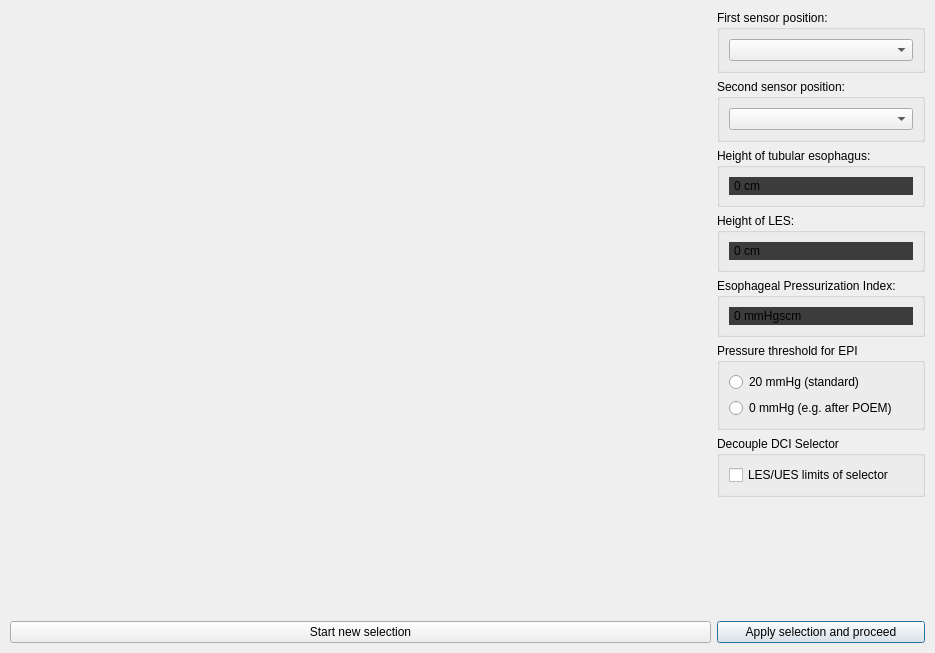
ds-lab/EsophagusVisualization, file 3drekonstruktionspeiseroehre/ui-files/dci_selection_window_design.ui: the form before one commit.
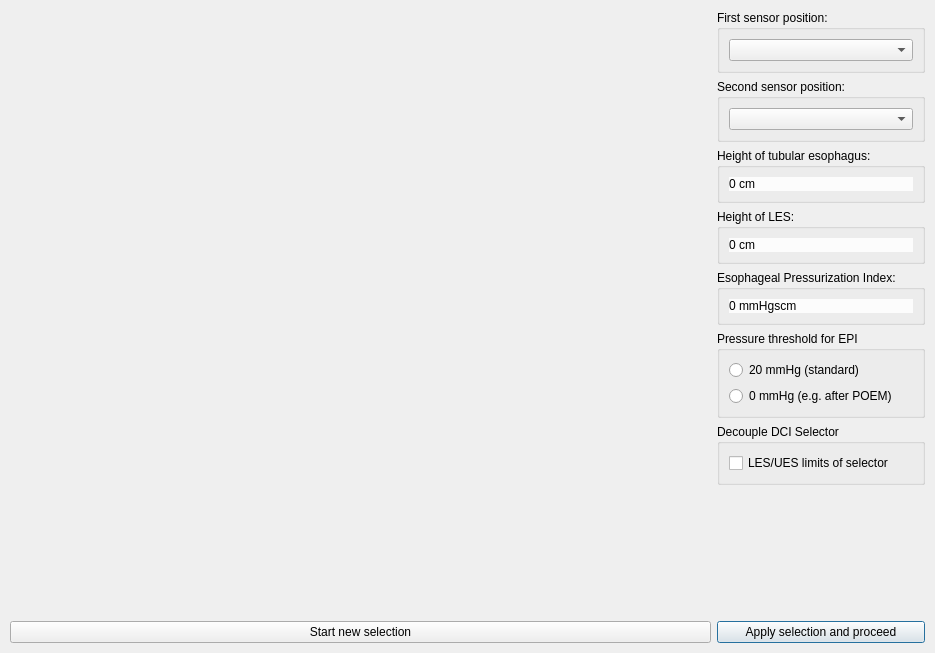
The form after the commit.

Commit message: updated ui file for dci selection window

The edit to the form file:
```diff
--- a/3drekonstruktionspeiseroehre/ui-files/dci_selection_window_design.ui
+++ b/3drekonstruktionspeiseroehre/ui-files/dci_selection_window_design.ui
@@ -59,22 +59,16 @@
         </property>
         <layout class="QVBoxLayout" name="verticalLayout_6">
          <item>
-          <layout class="QVBoxLayout" name="verticalLayout_5">
-           <item>
             <widget class="QLabel" name="heightLabelLES">
              <property name="styleSheet">
               <string notr="true">
-                background-color: #3c3c3c;
-                border: 2px solid #3c3c3c;
-                border-radius: 50px;
+                background-color: #fcfcfc;
               </string>
             </property>
              <property name="text">
               <string>0 cm</string>
              </property>
             </widget>
-           </item>
-          </layout>
          </item>
         </layout>
        </widget>
@@ -105,14 +99,10 @@
         </property>
         <layout class="QVBoxLayout" name="verticalLayout_6">
          <item>
-          <layout class="QVBoxLayout" name="verticalLayout_5">
-           <item>
             <widget class="QLabel" name="DCI">
              <property name="styleSheet">
               <string notr="true">
-                border: 2px solid #3c3c3c;
-                border-radius: 50px;
-                background-color: #3c3c3c;
+              background-color: #fcfcfc;
               </string>
             </property>
              <property name="text">
@@ -121,8 +111,6 @@
             </widget>
            </item>
           </layout>
-         </item>
-        </layout>
        </widget>
       </item>
       <item row="0" column="1" alignment="Qt::AlignTop">
@@ -174,22 +162,16 @@
         </property>
         <layout class="QVBoxLayout" name="verticalLayout_6">
          <item>
-          <layout class="QVBoxLayout" name="verticalLayout_5">
-           <item>
             <widget class="QLabel" name="heightLabelEsophagus">
              <property name="styleSheet">
               <string notr="true">
-                background-color: #3c3c3c;
-                border: 2px solid #3c3c3c;
-                border-radius: 50px;
+              background-color: #fcfcfc;
               </string>
             </property>
              <property name="text">
               <string>0 cm</string>
              </property>
             </widget>
-           </item>
-          </layout>
          </item>
         </layout>
        </widget>
```
Lines whose indentation alone changed are shown as unchanged.
